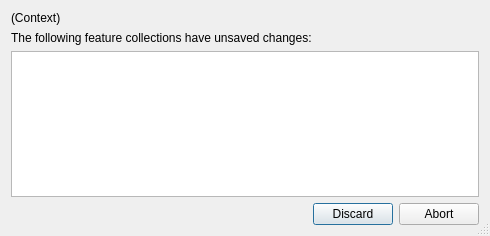
GPlates/GPlates, file src/qt-widgets/UnsavedChangesWarningDialogUi.ui: the form before one commit.
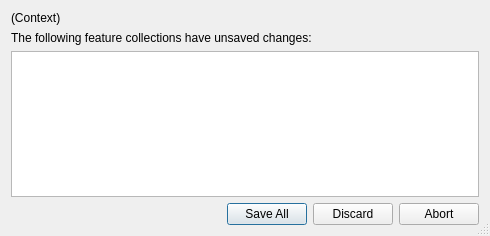
The form after the commit. Icons and pictures are not drawn.

Diff of the .ui file:
```diff
--- a/src/qt-widgets/UnsavedChangesWarningDialogUi.ui
+++ b/src/qt-widgets/UnsavedChangesWarningDialogUi.ui
@@ -91,7 +91,7 @@
       <enum>Qt::Horizontal</enum>
      </property>
      <property name="standardButtons">
-      <set>QDialogButtonBox::Abort|QDialogButtonBox::Discard</set>
+      <set>QDialogButtonBox::Abort|QDialogButtonBox::Discard|QDialogButtonBox::SaveAll</set>
      </property>
     </widget>
    </item>
```
